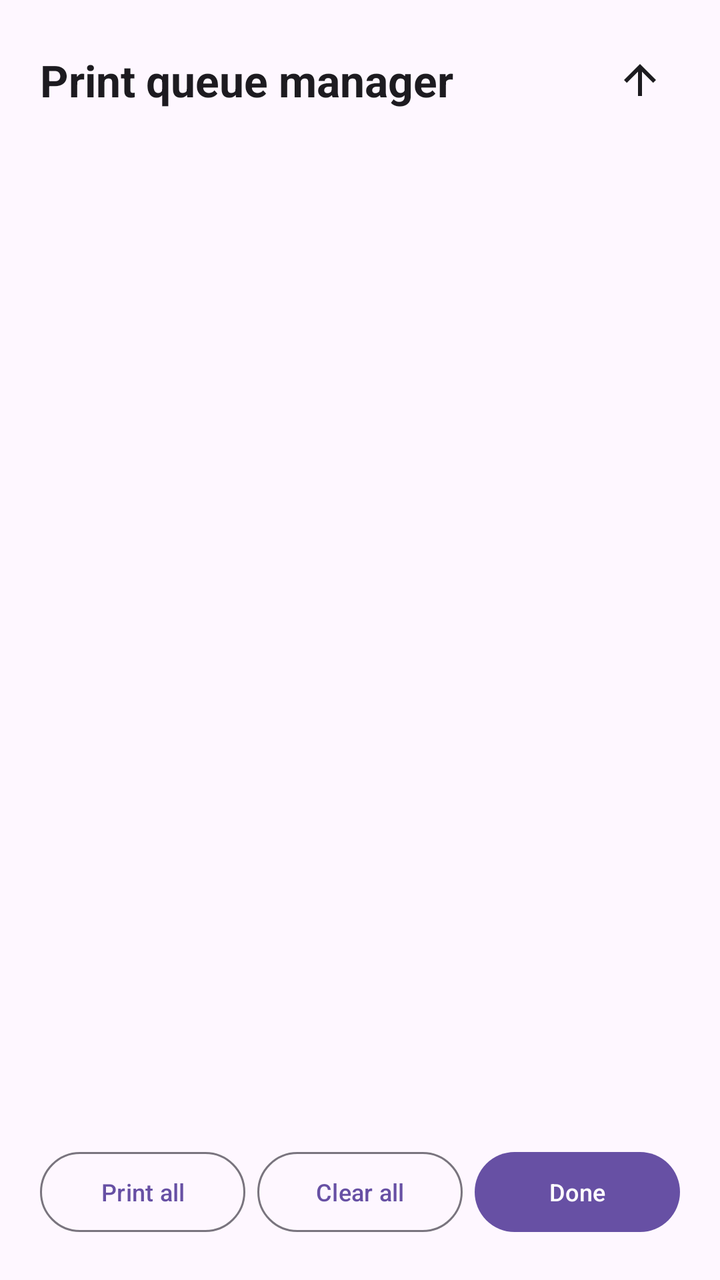
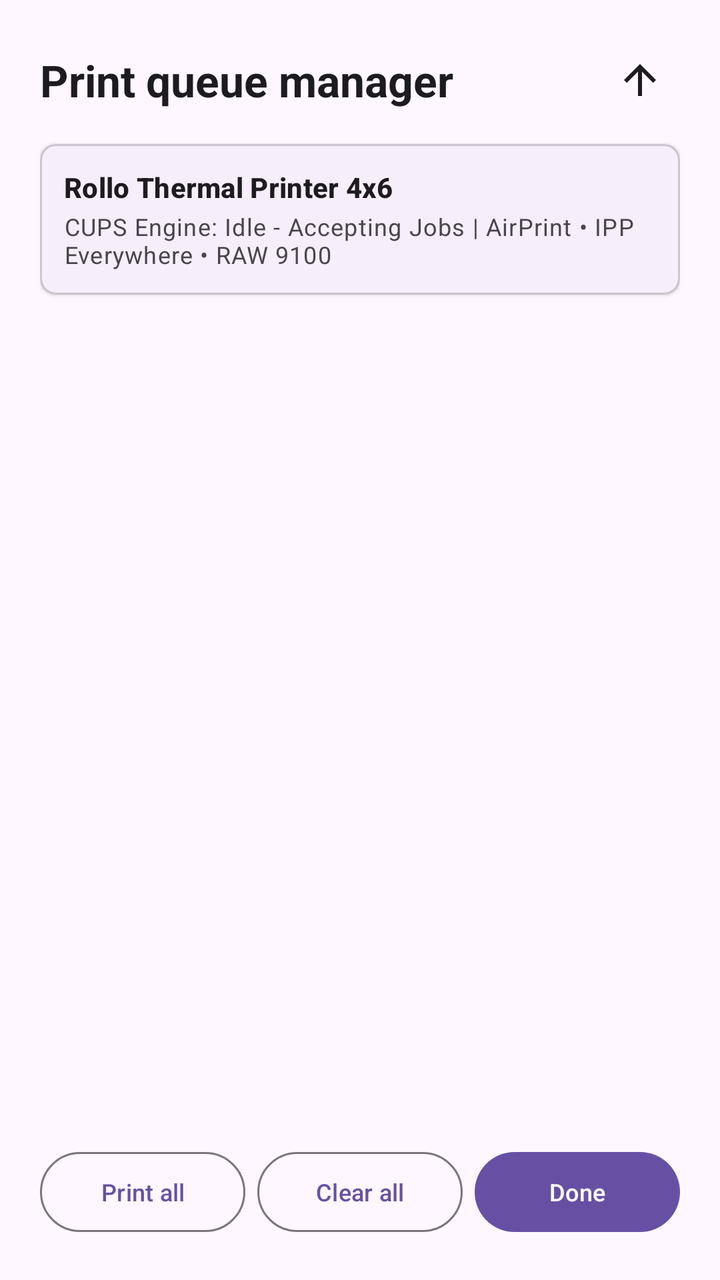

Screens rendered from an Android XML layout before and after an edit, with the pre-edit source and the edit as a unified diff.
<!-- AndroidManifest.xml: application theme Theme.RolloPrint -->
<!-- res/layout/dialog_queue_manager.xml -->
<?xml version="1.0" encoding="utf-8"?>
<LinearLayout xmlns:android="http://schemas.android.com/apk/res/android"
    xmlns:app="http://schemas.android.com/apk/res-auto"
    android:layout_width="match_parent"
    android:layout_height="wrap_content"
    android:orientation="vertical"
    android:padding="20dp"
    android:background="?attr/colorSurface">

    <LinearLayout
        android:layout_width="match_parent"
        android:layout_height="wrap_content"
        android:orientation="horizontal"
        android:gravity="center_vertical"
        android:layout_marginBottom="12dp">

        <TextView
            android:layout_width="0dp"
            android:layout_height="wrap_content"
            android:layout_weight="1"
            android:text="@string/print_queue_title"
            android:textAppearance="?attr/textAppearanceTitleLarge"
            android:textColor="?attr/colorOnSurface"
            android:textStyle="bold" />

        <ImageButton
            android:id="@+id/btnToggleSortOrder"
            android:layout_width="40dp"
            android:layout_height="40dp"
            android:src="@drawable/ic_arrow_upward"
            android:background="?attr/selectableItemBackgroundBorderless"
            android:contentDescription="@string/sort_oldest_first"
            app:tint="?attr/colorOnSurface" />
    </LinearLayout>

    
    <TextView
        android:id="@+id/tvEmptyQueuePlaceholder"
        android:layout_width="match_parent"
        android:layout_height="120dp"
        android:gravity="center"
        android:text="@string/no_pending_jobs"
        android:textAppearance="?attr/textAppearanceBodyLarge"
        android:textColor="?attr/colorOnSurfaceVariant"
        android:visibility="gone" />

    
    <androidx.recyclerview.widget.RecyclerView
        android:id="@+id/rvQueueJobs"
        android:layout_width="match_parent"
        android:layout_height="0dp"
        android:layout_weight="1"
        android:scrollbars="vertical"
        android:clipToPadding="false"
        android:paddingVertical="4dp" />

    
    <LinearLayout
        android:layout_width="match_parent"
        android:layout_height="wrap_content"
        android:orientation="horizontal"
        android:gravity="center_vertical"
        android:layout_marginTop="16dp">

        <com.google.android.material.button.MaterialButton
            android:id="@+id/btnPrintAllQueue"
            style="@style/Widget.Material3.Button.OutlinedButton"
            android:layout_width="0dp"
            android:layout_height="wrap_content"
            android:layout_weight="1"
            android:insetLeft="0dp"
            android:insetRight="0dp"
            android:paddingHorizontal="2dp"
            android:textSize="12sp"
            android:text="@string/print_all"
            android:layout_marginEnd="6dp" />

        <com.google.android.material.button.MaterialButton
            android:id="@+id/btnClearAllQueue"
            style="@style/Widget.Material3.Button.OutlinedButton"
            android:layout_width="0dp"
            android:layout_height="wrap_content"
            android:layout_weight="1"
            android:insetLeft="0dp"
            android:insetRight="0dp"
            android:paddingHorizontal="2dp"
            android:textSize="12sp"
            android:text="@string/clear_all"
            android:layout_marginEnd="6dp" />

        <com.google.android.material.button.MaterialButton
            android:id="@+id/btnCloseQueue"
            style="@style/Widget.Material3.Button"
            android:layout_width="0dp"
            android:layout_height="wrap_content"
            android:layout_weight="1"
            android:insetLeft="0dp"
            android:insetRight="0dp"
            android:paddingHorizontal="2dp"
            android:textSize="12sp"
            android:text="@string/done" />
    </LinearLayout>

</LinearLayout>
<!-- resources referenced by this layout -->
<resources>
  <!-- drawable ic_arrow_upward (drawable) -->
  <vector xmlns:android="http://schemas.android.com/apk/res/android"
      android:width="24dp"
      android:height="24dp"
      android:viewportWidth="24"
      android:viewportHeight="24"
      android:tint="?attr/colorOnSurface">
    <path
        android:fillColor="@android:color/white"
        android:pathData="M4,12l1.41,1.41L11,7.83V20h2V7.83l5.58,5.59L20,12l-8,-8z"/>
  </vector>
  <string name="clear_all">Clear all</string>
  <string name="done">Done</string>
  <string name="no_pending_jobs">No pending jobs in print queue</string>
  <string name="print_all">Print all</string>
  <string name="print_queue_title">Print queue manager</string>
  <string name="sort_oldest_first">Oldest first</string>
  <style name="Theme.RolloPrint" parent="Base.Theme.RolloPrint" />
  <style name="Base.Theme.RolloPrint" parent="Theme.Material3.DayNight.NoActionBar">
          
          <item name="android:windowLayoutInDisplayCutoutMode" tools:targetApi="p">shortEdges</item>
      </style>
</resources>

<!-- the commit's change to res/layout/dialog_queue_manager.xml (unified diff, before → after) -->
@@ -32,6 +32,41 @@
             android:contentDescription="@string/sort_oldest_first"
             app:tint="?attr/colorOnSurface" />
     </LinearLayout>
+
+    
+    <com.google.android.material.card.MaterialCardView
+        android:layout_width="match_parent"
+        android:layout_height="wrap_content"
+        android:layout_marginBottom="12dp"
+        app:cardCornerRadius="8dp"
+        app:cardElevation="1dp"
+        app:strokeWidth="1dp"
+        app:strokeColor="?attr/colorOutlineVariant">
+
+        <LinearLayout
+            android:layout_width="match_parent"
+            android:layout_height="wrap_content"
+            android:orientation="vertical"
+            android:padding="12dp">
+
+            <TextView
+                android:layout_width="wrap_content"
+                android:layout_height="wrap_content"
+                android:text="Rollo Thermal Printer 4x6"
+                android:textAppearance="?attr/textAppearanceTitleSmall"
+                android:textColor="?attr/colorOnSurface"
+                android:textStyle="bold" />
+
+            <TextView
+                android:id="@+id/tvCupsServerSub"
+                android:layout_width="wrap_content"
+                android:layout_height="wrap_content"
+                android:text="CUPS Engine: Idle - Accepting Jobs | AirPrint • IPP Everywhere • RAW 9100"
+                android:textAppearance="?attr/textAppearanceBodySmall"
+                android:textColor="?attr/colorOnSurfaceVariant"
+                android:layout_marginTop="2dp" />
+        </LinearLayout>
+    </com.google.android.material.card.MaterialCardView>
 
     
     <TextView
